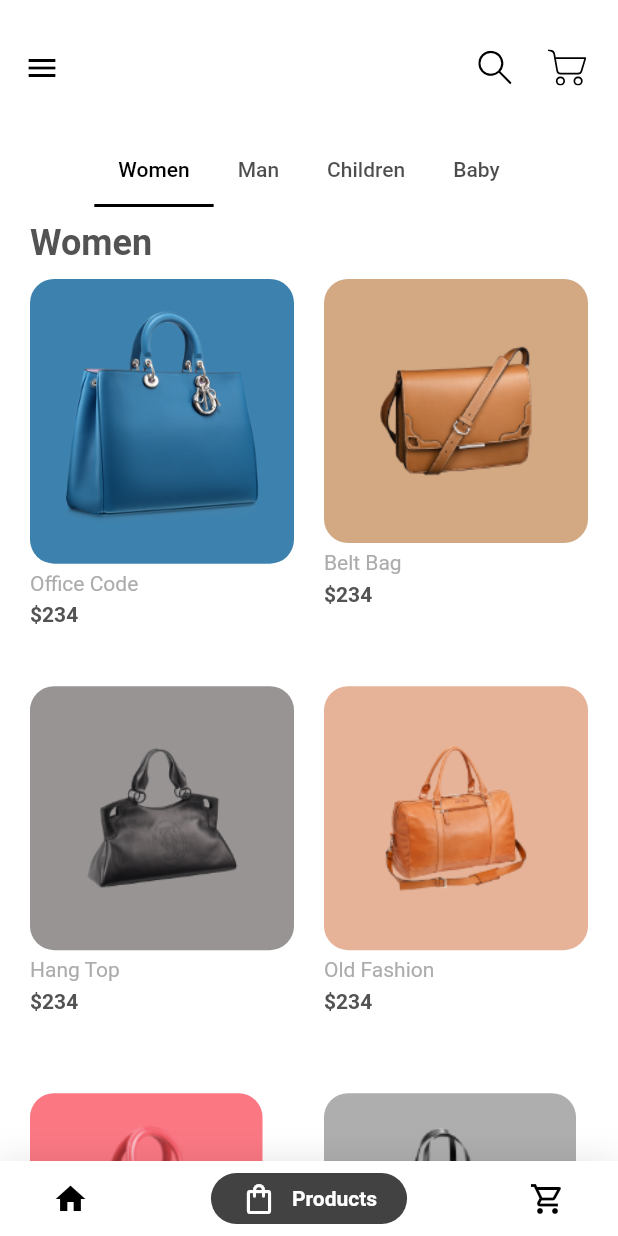
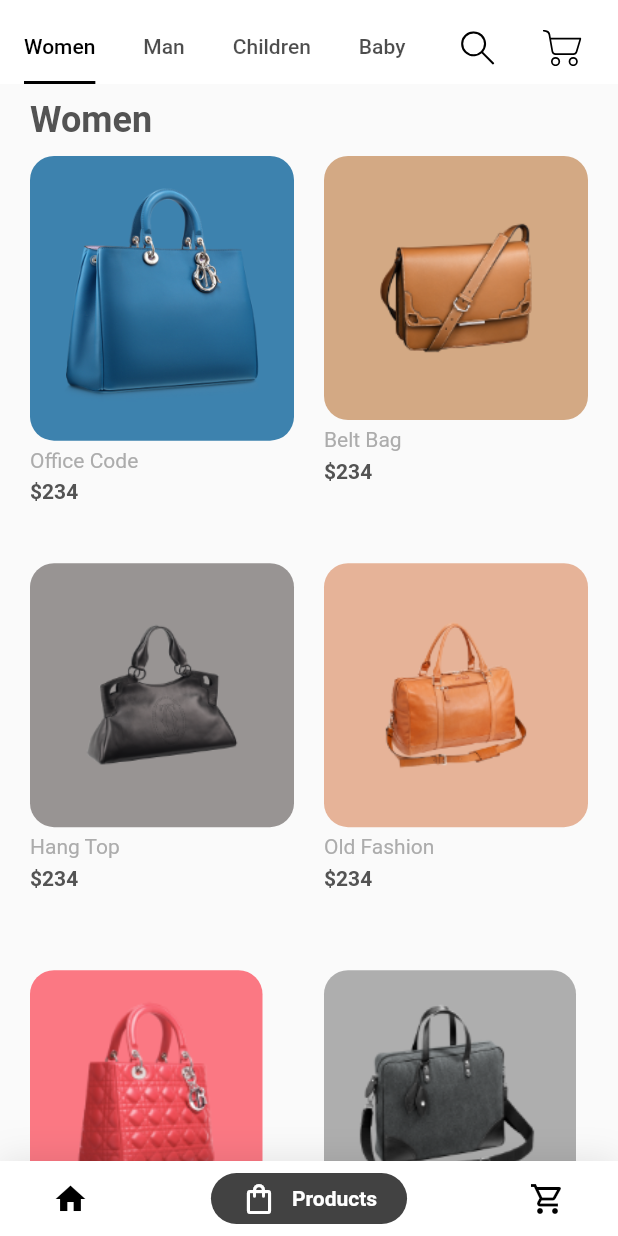
Before and after one commit to hhakangull/ecommerce_app_yeni, a Flutter app: the screen it shows after launch, item 2 of the bottom bar chosen, on a phone screen of 412 x 824 dp. Run offline on Flutter 3.47's test engine with Material 2 defaults, Android fonts, the light colour scheme and no system bars; drawn by our look-alikes of google_nav_bar; our stand-ins replace fl_chart, flutter_svg.

Commit message:
10102020

```diff
--- a/lib/Screens/Product/product_screen.dart
+++ b/lib/Screens/Product/product_screen.dart
@@ -13,29 +13,24 @@ class ProductScreen extends StatelessWidget {
     return DefaultTabController(
       length: 4,
       child: Scaffold(
-        backgroundColor: Colors.white,
-        drawer: Drawer(),
+        // drawer: Drawer(),
         appBar: AppBar(
           iconTheme: new IconThemeData(color: Colors.black),
           elevation: 0,
           backgroundColor: Colors.white,
-          actions: [
-            IconButton(
-              icon: SvgPicture.asset("assets/icons/search.svg",
-                  color: Colors.black),
-              onPressed: () {},
-            ),
-            IconButton(
-                icon: SvgPicture.asset("assets/icons/cart.svg",
-                    color: Colors.black),
-                onPressed: () {}),
-            SizedBox(width: 20 / 2),
-          ],
-          toolbarHeight: 90,
-          bottom: TabBar(
+          flexibleSpace: Column(
+            mainAxisAlignment: MainAxisAlignment.end,
+            crossAxisAlignment: CrossAxisAlignment.start,
+            children: [
+              Row(
+                crossAxisAlignment: CrossAxisAlignment.center,
+                mainAxisAlignment: MainAxisAlignment.spaceBetween,
+                children: [
+                  TabBar(
                     indicatorColor: Colors.black,
                     isScrollable: true,
                     labelColor: Colors.black,
+                    indicatorSize: TabBarIndicatorSize.label,
                     tabs: [
                       Tab(text: "Women"),
                       Tab(text: "Man"),
@@ -43,9 +38,32 @@ class ProductScreen extends StatelessWidget {
                       Tab(text: "Baby"),
                     ],
                   ),
+                  IconButton(
+                    icon: SvgPicture.asset("assets/icons/search.svg",
+                        color: Colors.black),
+                    onPressed: () {},
+                  ),
+
+                  IconButton(
+                    icon: SvgPicture.asset("assets/icons/cart.svg",
+                        color: Colors.black),
+                    onPressed: () {},
+                  ),
+                  SizedBox(width: 5),
+
+                  // SvgPicture.asset("assets/icons/Shop Icon.svg"),
+                ],
+              ),
+            ],
+          ),
         ),
         body: TabBarView(
-          children: [Women(), Man(), Children(), Baby()],
+          children: [
+            Women(),
+            Man(),
+            Children(),
+            Baby(),
+          ],
         ),
       ),
     );
```
Lines whose indentation alone changed are shown as unchanged.
